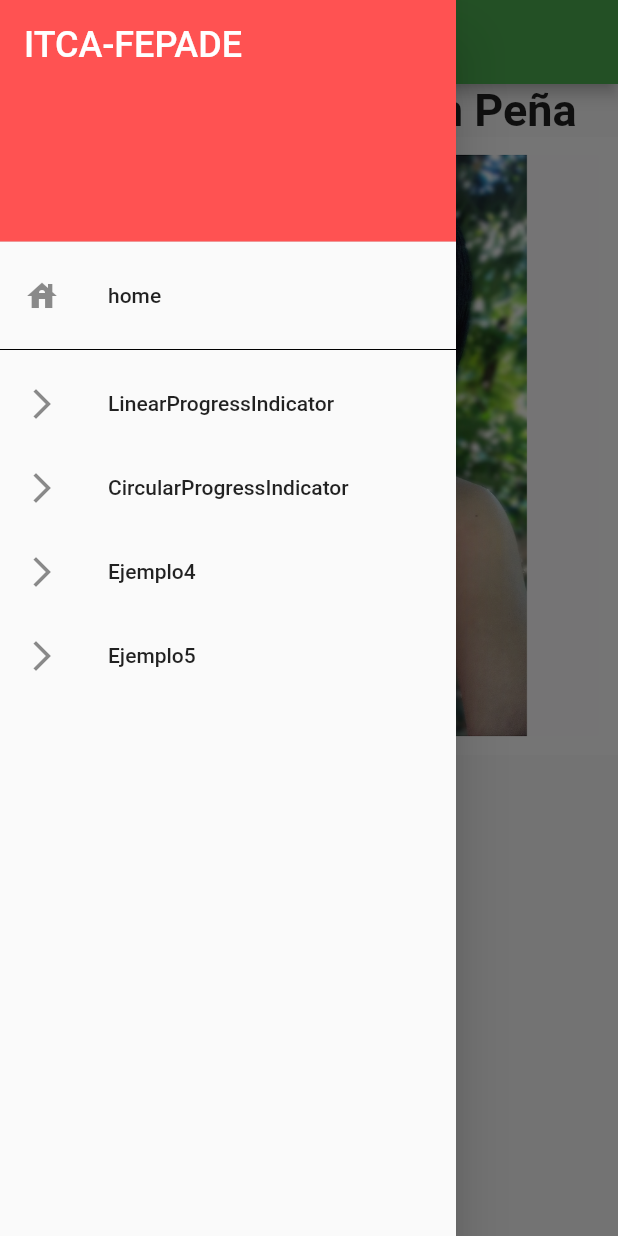
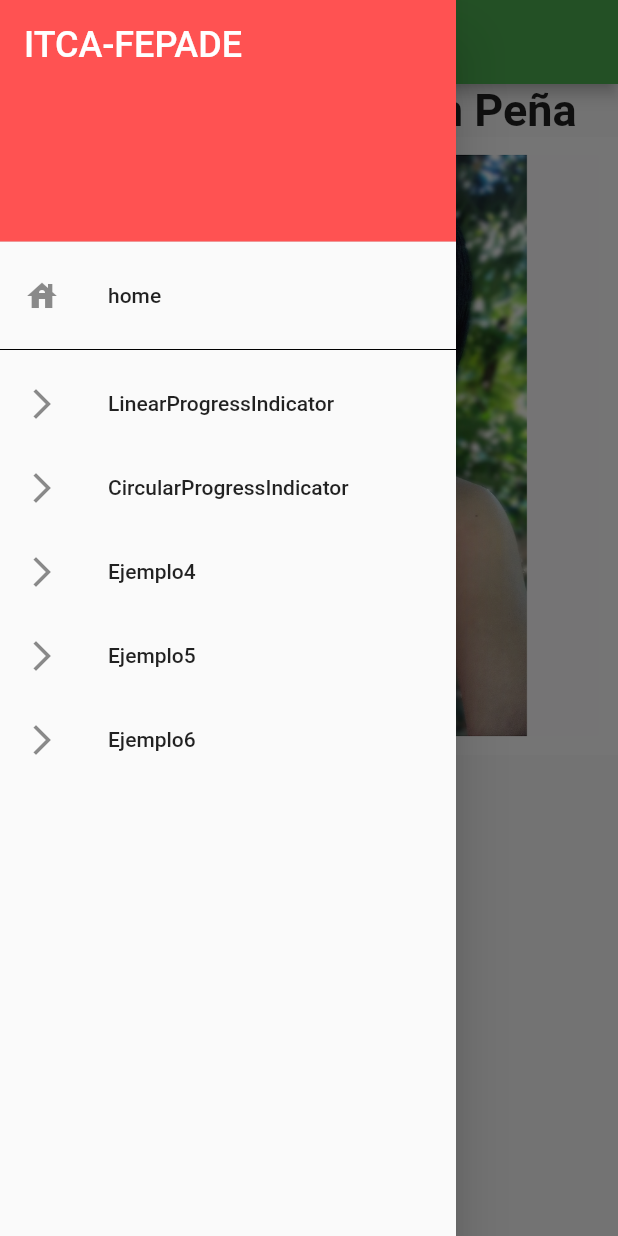
Before and after one commit to JeniferDuran/navegation_drawer, a Flutter app: the screen it shows after launch, with the side drawer open, on a phone screen of 412 x 824 dp. Run offline on Flutter 3.47's test engine with Material 2 defaults, Android fonts, the phone set to English and light mode, and no system bars.

```diff
--- a/lib/pages/home.dart
+++ b/lib/pages/home.dart
@@ -4,32 +4,45 @@ import 'package:navegation_drawer/pages/ejemplo2.dart';
 import 'package:navegation_drawer/pages/ejemplo3.dart';
 import 'package:navegation_drawer/pages/ejemplo4.dart';
 import 'package:navegation_drawer/pages/ejemplo5.dart';
+import 'package:navegation_drawer/pages/ejemplo6.dart';
 import 'package:navegation_drawer/pages/inicio.dart';
 
-class Home extends StatefulWidget{
+class Home extends StatefulWidget {
   @override
   State<Home> createState() => _HomeState();
 }
+
 class _HomeState extends State<Home> {
   int _ItemDrawer = 0;
-   _getDrawerItem(int position){
-    switch(position){
-      case 0:return Inicio();
-      case 1:return Ejemplo1();
-      case 2:return Ejemplo2();
-      case 3:return Ejemplo3();
-      case 4:return Ejemplo4();
-      case 5:return Ejemplo5();
+  _getDrawerItem(int position) {
+    switch (position) {
+      case 0:
+        return Inicio();
+      case 1:
+        return Ejemplo1();
+      case 2:
+        return Ejemplo2();
+      case 3:
+        return Ejemplo3();
+      case 4:
+        return Ejemplo4();
+      case 5:
+        return Ejemplo5();
+        case 6:
+        return Ejemplo6();
+
     }
   }
-  void _onSelectItemDrawer(int pos){
+
+  void _onSelectItemDrawer(int pos) {
     Navigator.pop(context);
     setState(() {
       _ItemDrawer = pos;
     });
   }
+
   @override
-  Widget build(BuildContext context){
+  Widget build(BuildContext context) {
     return Scaffold(
       appBar: AppBar(
         title: Text('Navegation Drawer'),
@@ -52,17 +65,13 @@ class _HomeState extends State<Home> {
             ),
             ListTile(
               leading: Icon(Icons.house),
-              title: Text('home'
-
-              ),
-              onTap: (){
+              title: Text('home'),
+              onTap: () {
                 _onSelectItemDrawer(0);
               },
             ),
 
-            Divider(
-              color: Colors.black
-            ),
+            Divider(color: Colors.black),
 
             //ListTile(
             // leading: Icon(Icons.arrow_forward_ios),
@@ -74,29 +83,37 @@ class _HomeState extends State<Home> {
             ListTile(
               leading: Icon(Icons.arrow_forward_ios),
               title: Text('LinearProgressIndicator'),
-              onTap: (){
+              onTap: () {
                 _onSelectItemDrawer(2);
               },
             ),
             ListTile(
               leading: Icon(Icons.arrow_forward_ios),
               title: Text('CircularProgressIndicator'),
-              onTap: (){
+              onTap: () {
                 _onSelectItemDrawer(3);
               },
             ),
             ListTile(
               leading: Icon(Icons.arrow_forward_ios),
               title: Text('Ejemplo4'),
-              onTap: (){
+              onTap: () {
                 _onSelectItemDrawer(4);
               },
             ),
             ListTile(
               leading: Icon(Icons.arrow_forward_ios),
               title: Text('Ejemplo5'),
-              onTap: (){
+              onTap: () {
                 _onSelectItemDrawer(5);
+              },
+            ),
+
+            ListTile(
+              leading: Icon(Icons.arrow_forward_ios),
+              title: Text('Ejemplo6'),
+              onTap: () {
+                _onSelectItemDrawer(6);
               },
             ),
           ],
```
Lines whose indentation alone changed are shown as unchanged.
